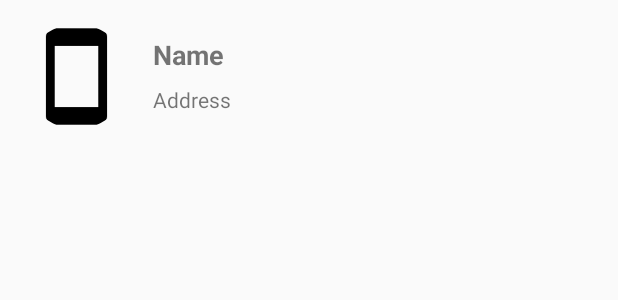
After one commit to Nomanikram1234/FinalYearProject, an Android app: the layout recycler_item_device.xml on its own in the app's theme, with its tools: preview values and no code run, on a phone screen of 412 x 824 dp. The commit adds this screen. Shown: the top 300 px of the screen. Run offline under Robolectric (Android 15) with nearby library versions, the phone set to English and light mode, and no system bars.

Commit message:
added bluetooth connection activity

```diff
--- a/app/build.gradle
+++ b/app/build.gradle
@@ -39,4 +39,7 @@ dependencies {
 
 
 
+
+
+
 apply plugin: 'com.google.gms.google-services'
--- a/app/src/main/AndroidManifest.xml
+++ b/app/src/main/AndroidManifest.xml
@@ -20,7 +20,8 @@
         <activity android:name=".ProfileDetailActivity" />
         <activity android:name=".MainActivity" />
         <activity android:name=".AddPatientDetailActivity" />
-        <activity android:name=".InitialPatientDetailActivity"></activity>
+        <activity android:name=".InitialPatientDetailActivity" />
+        <activity android:name=".BluetoothConnectionActivity"></activity>
     </application>
 
 </manifest>
--- a/app/src/main/java/com/example/nomanikram/epilepsyseizuredetection/LoginActivity.java
+++ b/app/src/main/java/com/example/nomanikram/epilepsyseizuredetection/LoginActivity.java
@@ -43,9 +43,9 @@ public class LoginActivity extends AppCompatActivity {
         super.onCreate(savedInstanceState);
         setContentView(R.layout.activity_login);
 
-//        Intent intent = new Intent(getApplicationContext(),MainActivity.class);
-//        startActivity(intent);
-//        finish();
+        Intent intent = new Intent(getApplicationContext(),BluetoothConnectionActivity.class);
+        startActivity(intent);
+        finish();
 
 
         username = (AppCompatEditText) findViewById(R.id.txt_username);
--- /dev/null
+++ b/app/src/main/res/layout/recycler_item_device.xml
@@ -0,0 +1,46 @@
+<?xml version="1.0" encoding="utf-8"?>
+<LinearLayout xmlns:android="http://schemas.android.com/apk/res/android"
+    android:orientation="horizontal" android:layout_width="match_parent"
+    android:layout_height="wrap_content"
+    >
+
+
+
+    <de.hdodenhof.circleimageview.CircleImageView
+        android:layout_width="70dp"
+        android:layout_height="70dp"
+        android:layout_margin="16dp"
+        android:scaleType="centerCrop"
+        android:id="@+id/imageview_id"
+        android:src="@drawable/smartphone_black"
+        />
+
+    <LinearLayout
+        android:layout_width="match_parent"
+        android:layout_height="match_parent"
+        android:orientation="vertical">
+
+        <TextView
+            android:layout_width="wrap_content"
+            android:layout_height="wrap_content"
+            android:id="@+id/txt_device_name"
+            android:text="Name"
+            android:textStyle="bold"
+            android:textSize="18sp"
+            android:layout_marginTop="24dp"
+            />
+
+        <TextView
+            android:layout_width="wrap_content"
+            android:layout_height="wrap_content"
+            android:id="@+id/txt_device_address"
+            android:text="Address"
+            android:textSize="14sp"
+            android:layout_marginTop="8dp"
+            />
+
+
+
+    </LinearLayout>
+
+</LinearLayout>
--- a/app/src/main/res/values/colors.xml
+++ b/app/src/main/res/values/colors.xml
@@ -7,5 +7,4 @@
     <color name="colorRaisedButton">#2196F3</color>
     <color name="colorRaisedButtonText">#FFFFFF</color>
     <color name="colorFlatButton">#2196F3</color>
-
 </resources>
--- /dev/null
+++ b/app/src/main/res/values/dimens.xml
@@ -0,0 +1,3 @@
+<resources>
+    <dimen name="fab_margin">16dp</dimen>
+</resources>
--- a/app/src/main/res/values/strings.xml
+++ b/app/src/main/res/values/strings.xml
@@ -3,4 +3,6 @@
 
     <!-- TODO: Remove or change this placeholder text -->
     <string name="hello_blank_fragment">Hello blank fragment</string>
+    <string name="title_activity_bluetooth">Bluetooth</string>
+    <string name="title_activity_bluetooth_connection">BluetoothConnectionActivity</string>
 </resources>
--- a/app/src/main/res/values/styles.xml
+++ b/app/src/main/res/values/styles.xml
@@ -40,4 +40,8 @@
 
     </style>
 
+    <style name="AppTheme.AppBarOverlay" parent="ThemeOverlay.AppCompat.Dark.ActionBar" />
+
+    <style name="AppTheme.PopupOverlay" parent="ThemeOverlay.AppCompat.Light" />
+
 </resources>
```
Also changed, not shown: app/src/main/java/com/example/nomanikram/epilepsyseizuredetection/BluetoothConnectionActivity.java (added, +54 -0 lines), app/src/main/java/com/example/nomanikram/epilepsyseizuredetection/models/Device.java (added, +10 -0 lines), app/src/main/java/com/example/nomanikram/epilepsyseizuredetection/views/RecycleAdapter_devices.java (added, +45 -0 lines), app/src/main/java/com/example/nomanikram/epilepsyseizuredetection/views/view_holder_devices.java (added, +25 -0 lines), app/src/main/res/layout/activity_bluetooth_connection.xml (added, +114 -0 lines), app/src/main/res/drawable/smartphone.png (added), app/src/main/res/drawable/smartphone_black.png (added).
